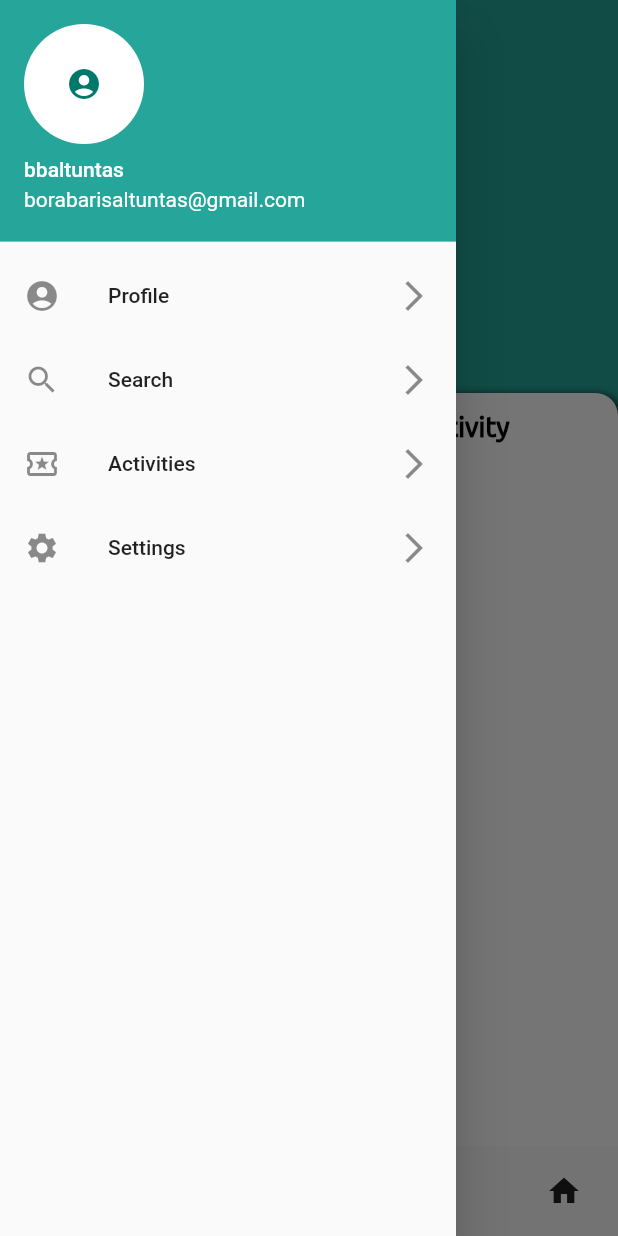
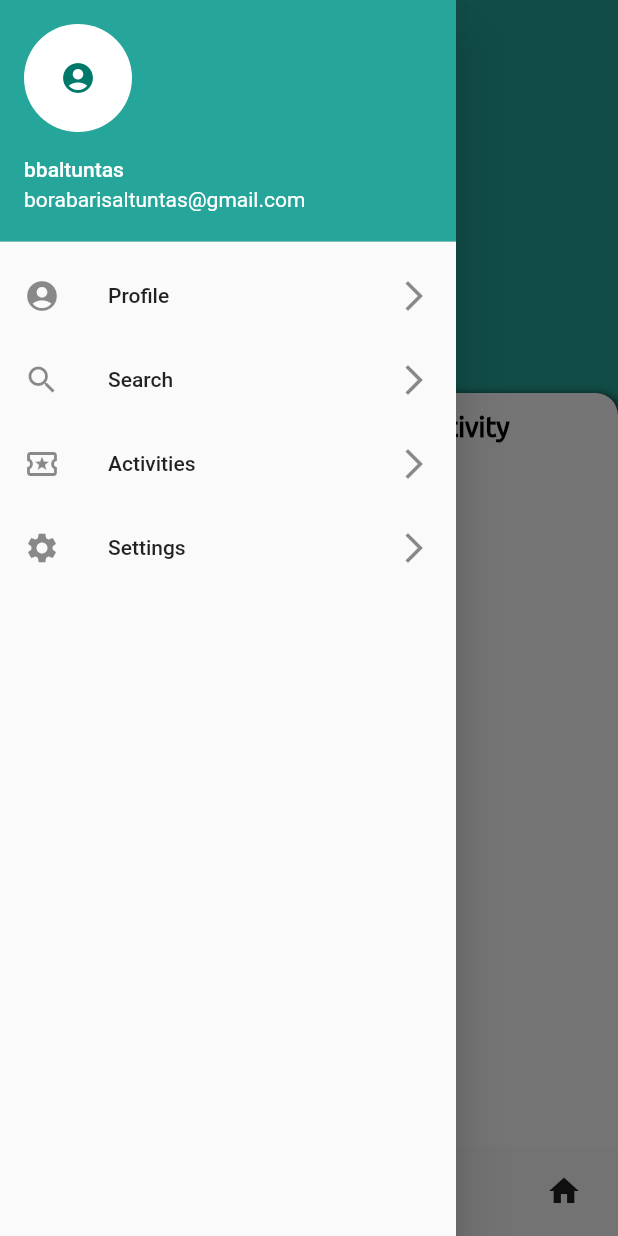
Before and after one commit to batuhanbostanci/AlumniApp-Software-TemProject, a Flutter app: the ProfilePage screen opened directly, with the side drawer open, on a phone screen of 412 x 824 dp. Run offline on Flutter 3.47's test engine with Material 2 defaults, Android fonts, the phone set to English and light mode, and no system bars; drawn by our look-alikes of salomon_bottom_bar; our stand-ins replace cloud_firestore, firebase_auth, firebase_core, fluttertoast, shared_preferences; accounts and stored records are empty.

Commit message:
before pulling

```diff
--- a/lib/drawer.dart
+++ b/lib/drawer.dart
@@ -18,8 +18,8 @@ class _MyDrawerState extends State<MyDrawer> {
           UserAccountsDrawerHeader(
               decoration: BoxDecoration(
                 color: widget.drawerColor,
-               ),
-              currentAccountPictureSize: Size.square(80),
+              ),
+              //  currentAccountPictureSize: Size.square(80),
               currentAccountPicture: CircleAvatar(
                 backgroundColor: Colors.white,
                 child: Icon(Icons.account_circle_rounded),
```
Also changed, not shown: pubspec.lock.
